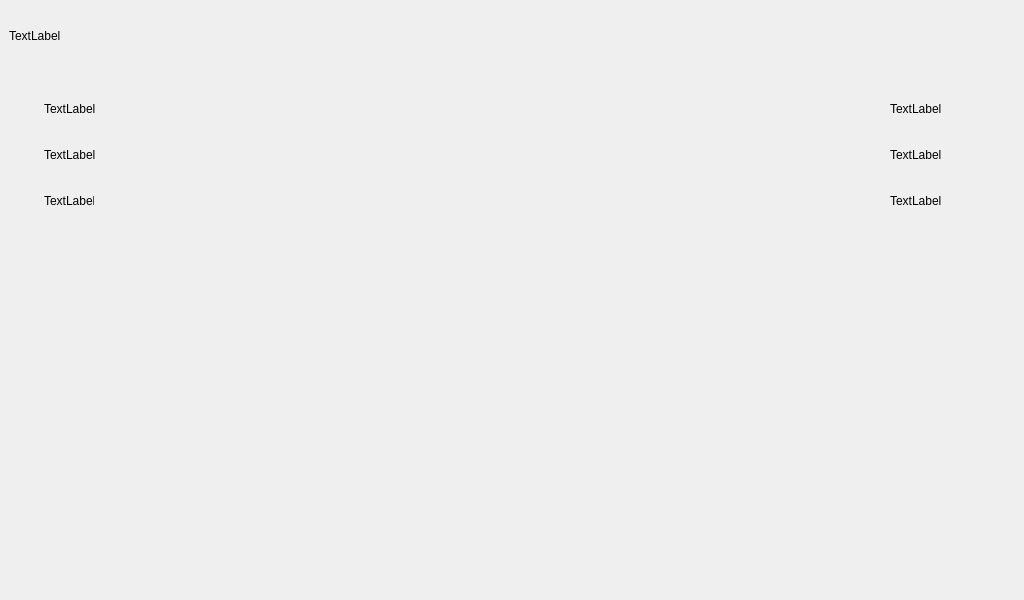
Above: src/ui/gui/storyboards/InformationPage.ui from HBuczynski/AHRS before the change. Below: the same form after it.
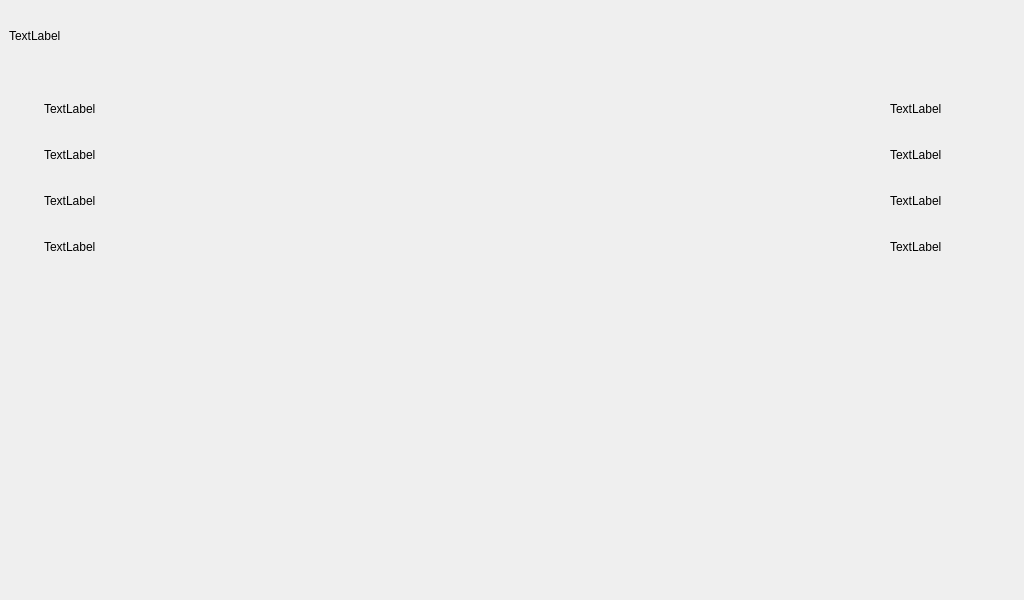
That is the form after the change.

Diff of the .ui file:
```diff
--- a/src/ui/gui/storyboards/InformationPage.ui
+++ b/src/ui/gui/storyboards/InformationPage.ui
@@ -354,13 +354,13 @@
        <widget class="QLabel" name="lefLabel_3">
         <property name="minimumSize">
          <size>
-          <width>50</width>
+          <width>140</width>
           <height>0</height>
          </size>
         </property>
         <property name="maximumSize">
          <size>
-          <width>50</width>
+          <width>140</width>
           <height>16777215</height>
          </size>
         </property>
@@ -451,6 +451,141 @@
       </item>
      </layout>
     </item>
+    <item>
+     <spacer name="verticalSpacer_6">
+      <property name="orientation">
+       <enum>Qt::Vertical</enum>
+      </property>
+      <property name="sizeType">
+       <enum>QSizePolicy::Fixed</enum>
+      </property>
+      <property name="sizeHint" stdset="0">
+       <size>
+        <width>20</width>
+        <height>20</height>
+       </size>
+      </property>
+     </spacer>
+    </item>
+    <item>
+     <layout class="QHBoxLayout" name="horizontalLayout_8">
+      <item>
+       <spacer name="horizontalSpacer_17">
+        <property name="orientation">
+         <enum>Qt::Horizontal</enum>
+        </property>
+        <property name="sizeType">
+         <enum>QSizePolicy::Fixed</enum>
+        </property>
+        <property name="sizeHint" stdset="0">
+         <size>
+          <width>35</width>
+          <height>20</height>
+         </size>
+        </property>
+       </spacer>
+      </item>
+      <item>
+       <widget class="QLabel" name="lefLabel_5">
+        <property name="minimumSize">
+         <size>
+          <width>180</width>
+          <height>0</height>
+         </size>
+        </property>
+        <property name="maximumSize">
+         <size>
+          <width>180</width>
+          <height>16777215</height>
+         </size>
+        </property>
+        <property name="text">
+         <string>TextLabel</string>
+        </property>
+       </widget>
+      </item>
+      <item>
+       <spacer name="horizontalSpacer_18">
+        <property name="orientation">
+         <enum>Qt::Horizontal</enum>
+        </property>
+        <property name="sizeType">
+         <enum>QSizePolicy::Fixed</enum>
+        </property>
+        <property name="sizeHint" stdset="0">
+         <size>
+          <width>10</width>
+          <height>20</height>
+         </size>
+        </property>
+       </spacer>
+      </item>
+      <item>
+       <widget class="QLabel" name="dotsLabel_5">
+        <property name="text">
+         <string/>
+        </property>
+        <property name="alignment">
+         <set>Qt::AlignCenter</set>
+        </property>
+       </widget>
+      </item>
+      <item>
+       <spacer name="horizontalSpacer_19">
+        <property name="orientation">
+         <enum>Qt::Horizontal</enum>
+        </property>
+        <property name="sizeType">
+         <enum>QSizePolicy::Fixed</enum>
+        </property>
+        <property name="sizeHint" stdset="0">
+         <size>
+          <width>10</width>
+          <height>20</height>
+         </size>
+        </property>
+       </spacer>
+      </item>
+      <item>
+       <widget class="QLabel" name="rightLabel_5">
+        <property name="minimumSize">
+         <size>
+          <width>90</width>
+          <height>0</height>
+         </size>
+        </property>
+        <property name="maximumSize">
+         <size>
+          <width>90</width>
+          <height>16777215</height>
+         </size>
+        </property>
+        <property name="text">
+         <string>TextLabel</string>
+        </property>
+        <property name="alignment">
+         <set>Qt::AlignLeading|Qt::AlignLeft|Qt::AlignVCenter</set>
+        </property>
+       </widget>
+      </item>
+      <item>
+       <spacer name="horizontalSpacer_20">
+        <property name="orientation">
+         <enum>Qt::Horizontal</enum>
+        </property>
+        <property name="sizeType">
+         <enum>QSizePolicy::Fixed</enum>
+        </property>
+        <property name="sizeHint" stdset="0">
+         <size>
+          <width>35</width>
+          <height>20</height>
+         </size>
+        </property>
+       </spacer>
+      </item>
+     </layout>
+    </item>
     <item>
      <spacer name="verticalSpacer_5">
       <property name="orientation">
```
